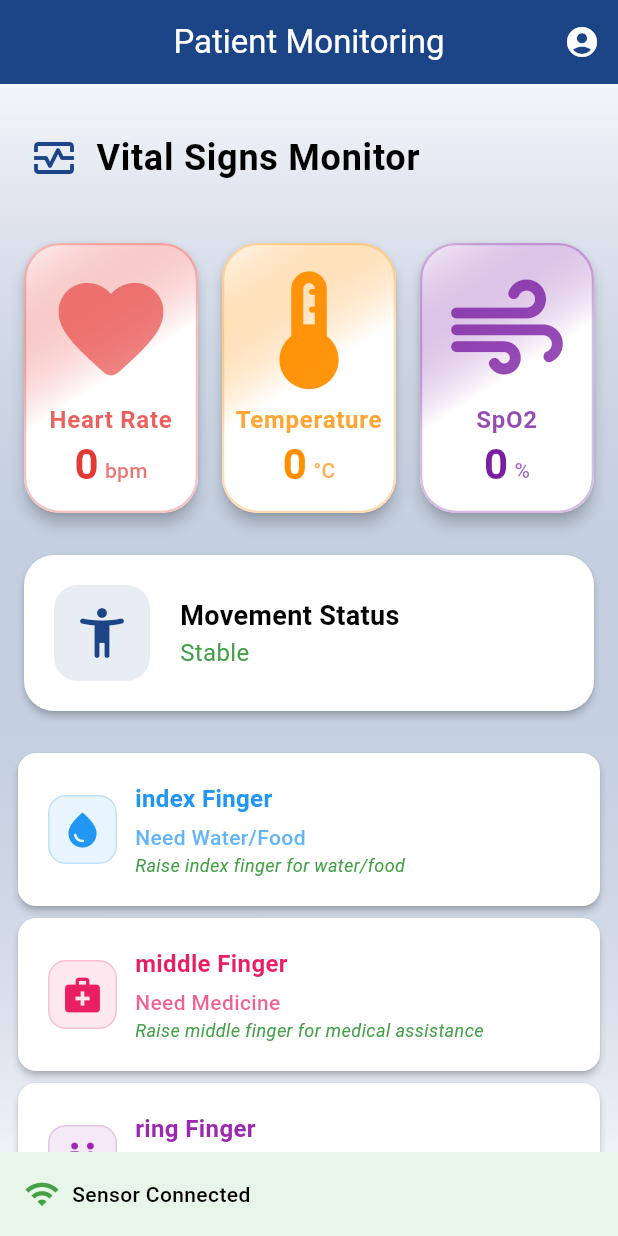
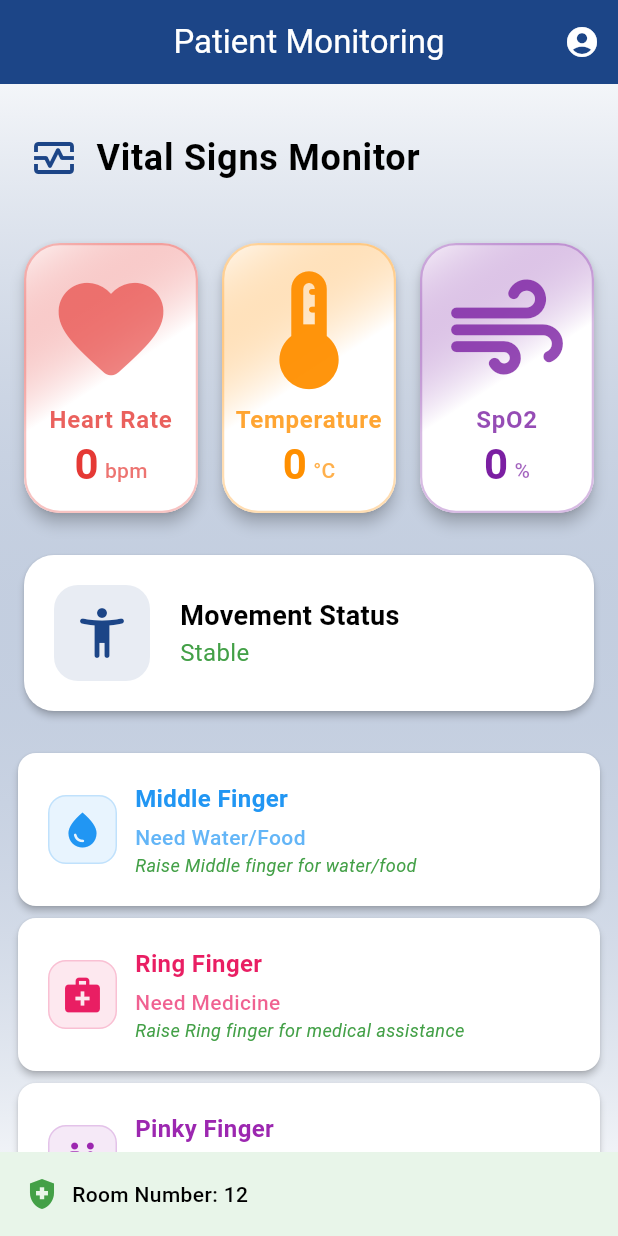
Before and after one commit to Benjaminkazam/paralysis_patientapp, a Flutter app: the screen it shows after launch, on a phone screen of 412 x 824 dp. Run offline on Flutter 3.47's test engine with Material 3 defaults, Android fonts, the phone set to English and light mode, and no system bars; our stand-ins replace supabase_flutter; accounts and stored records are empty.

Commit message:
Refactor finger configurations and update connection status display in HomePage

```diff
--- a/lib/screens/home_page.dart
+++ b/lib/screens/home_page.dart
@@ -26,26 +26,26 @@ class _HomePageState extends State<HomePage> with TickerProviderStateMixin {
 
   // Add finger configurations
   final Map<String, Map<String, dynamic>> _fingerConfigs = {
-    'index': {
+    'Middle': {
       'color': const Color(0xFF2196F3),
       'icon': Icons.water_drop,
       'action': 'Need Water/Food',
       'gesture_type': 'water/food',
-      'description': 'Raise index finger for water/food',
+      'description': 'Raise Middle finger for water/food',
     },
-    'middle': {
+    'Ring': {
       'color': const Color(0xFFE91E63),
       'icon': Icons.medical_services,
       'action': 'Need Medicine',
       'gesture_type': 'medicine',
-      'description': 'Raise middle finger for medical assistance',
+      'description': 'Raise Ring finger for medical assistance',
     },
-    'ring': {
+    'Pinky': {
       'color': const Color(0xFF9C27B0),
       'icon': Icons.wc,
       'action': 'Need Bathroom',
       'gesture_type': 'bathroom',
-      'description': 'Raise ring finger for bathroom needs',
+      'description': 'Raise Pinky finger for bathroom needs',
     },
   };
 
@@ -408,14 +408,14 @@ class _HomePageState extends State<HomePage> with TickerProviderStateMixin {
         child: Row(
           children: [
             Icon(
-              _isConnected ? Icons.wifi : Icons.wifi_off,
+              _isConnected ? Icons.health_and_safety : Icons.health_and_safety,
               color: _isConnected
                   ? const Color(0xFF43A047)
                   : const Color(0xFFD32F2F),
             ),
             const SizedBox(width: 8),
             Text(
-              _isConnected ? 'Sensor Connected' : 'Sensor Disconnected',
+              _isConnected ? 'Room Number: 12 ' : 'Room Number: 12 (Offline)',
               style: const TextStyle(fontWeight: FontWeight.w500),
             ),
             const Spacer(),
```
